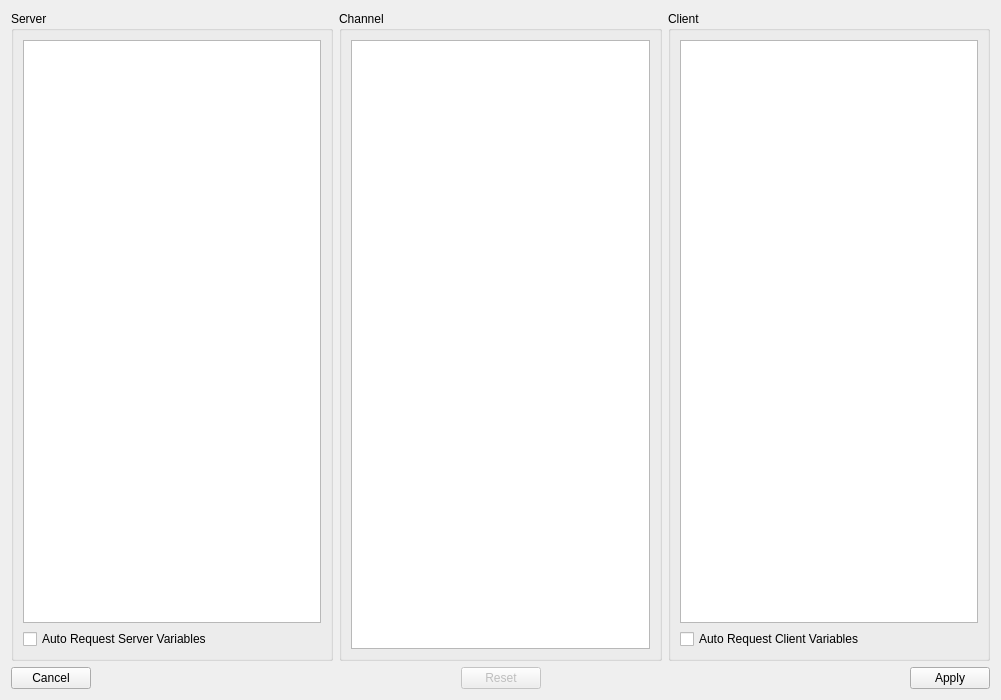
Before: the Qt Designer form scripts/info/settings.ui in Bluscream/pyTSon_plugins, drawn with Qt 5.
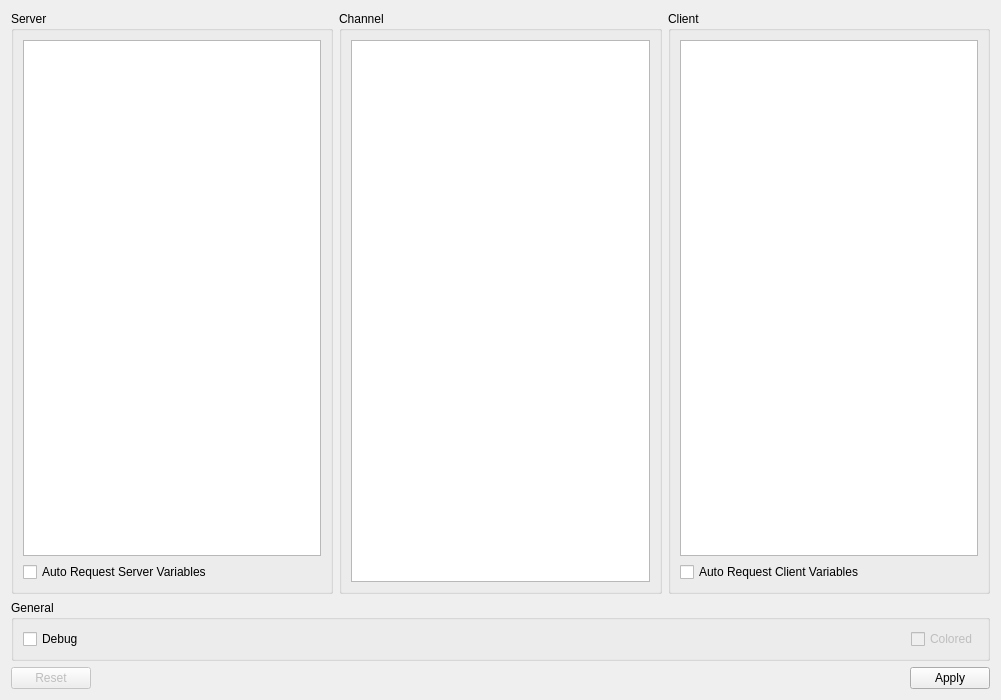
After: the same form once the commit is applied.

Commit message: more preperations for setupUI

Patch:
```diff
--- a/scripts/info/settings.ui
+++ b/scripts/info/settings.ui
@@ -23,7 +23,20 @@
        </property>
        <layout class="QVBoxLayout" name="verticalLayout_2">
         <item>
-         <widget class="QListWidget" name="lst_server"/>
+         <widget class="QListWidget" name="lst_server">
+          <property name="sizePolicy">
+           <sizepolicy hsizetype="Expanding" vsizetype="MinimumExpanding">
+            <horstretch>0</horstretch>
+            <verstretch>0</verstretch>
+           </sizepolicy>
+          </property>
+          <property name="minimumSize">
+           <size>
+            <width>0</width>
+            <height>500</height>
+           </size>
+          </property>
+         </widget>
         </item>
         <item>
          <widget class="QCheckBox" name="chk_arsv">
@@ -69,11 +82,15 @@
     </layout>
    </item>
    <item>
-    <layout class="QHBoxLayout" name="horizontalLayout">
+    <widget class="QGroupBox" name="groupBox_4">
+     <property name="title">
+      <string>General</string>
+     </property>
+     <layout class="QHBoxLayout" name="horizontalLayout_3">
      <item>
-      <widget class="QPushButton" name="btn_cancel">
+       <widget class="QCheckBox" name="chk_debug">
        <property name="text">
-        <string>Cancel</string>
+         <string>Debug</string>
        </property>
       </widget>
      </item>
@@ -84,12 +101,27 @@
        </property>
        <property name="sizeHint" stdset="0">
         <size>
-         <width>40</width>
+          <width>834</width>
          <height>20</height>
         </size>
        </property>
       </spacer>
      </item>
+      <item>
+       <widget class="QCheckBox" name="chk_colored">
+        <property name="enabled">
+         <bool>false</bool>
+        </property>
+        <property name="text">
+         <string>Colored</string>
+        </property>
+       </widget>
+      </item>
+     </layout>
+    </widget>
+   </item>
+   <item>
+    <layout class="QHBoxLayout" name="horizontalLayout">
      <item>
       <widget class="QPushButton" name="btn_reset">
        <property name="enabled">
```
Lines whose indentation alone changed are shown as unchanged. The commit also changes 1 other file.
